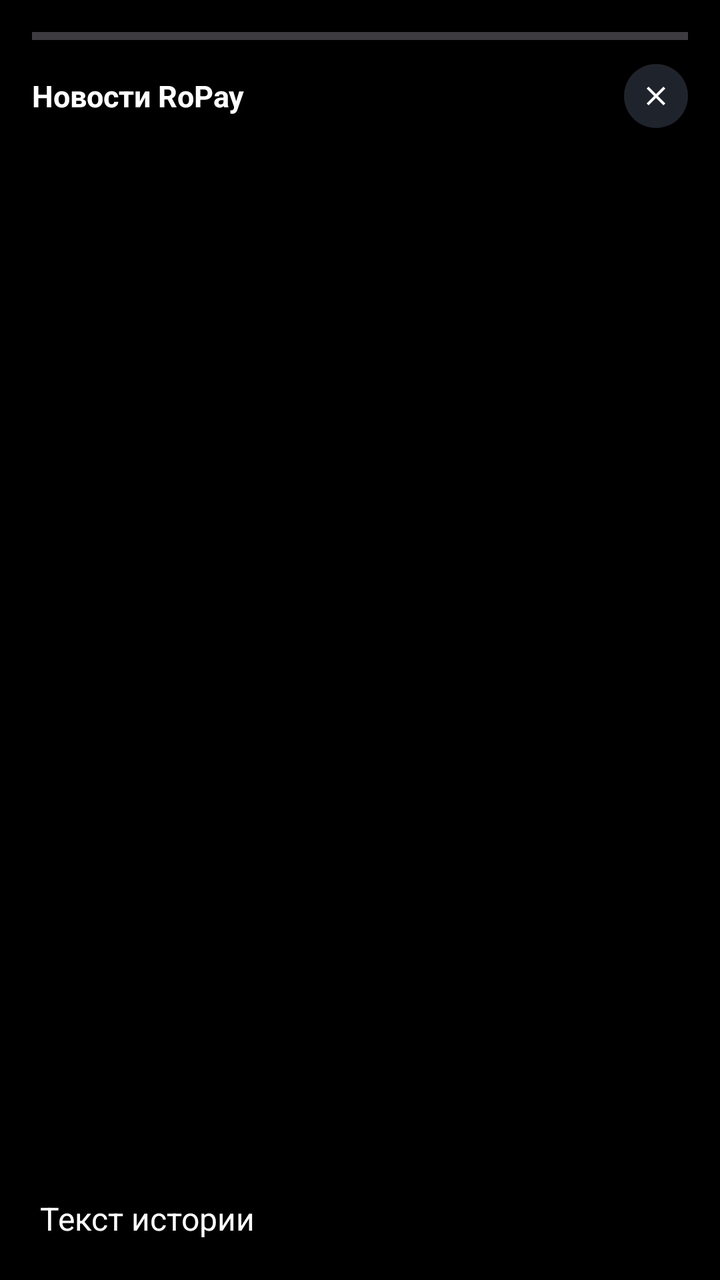
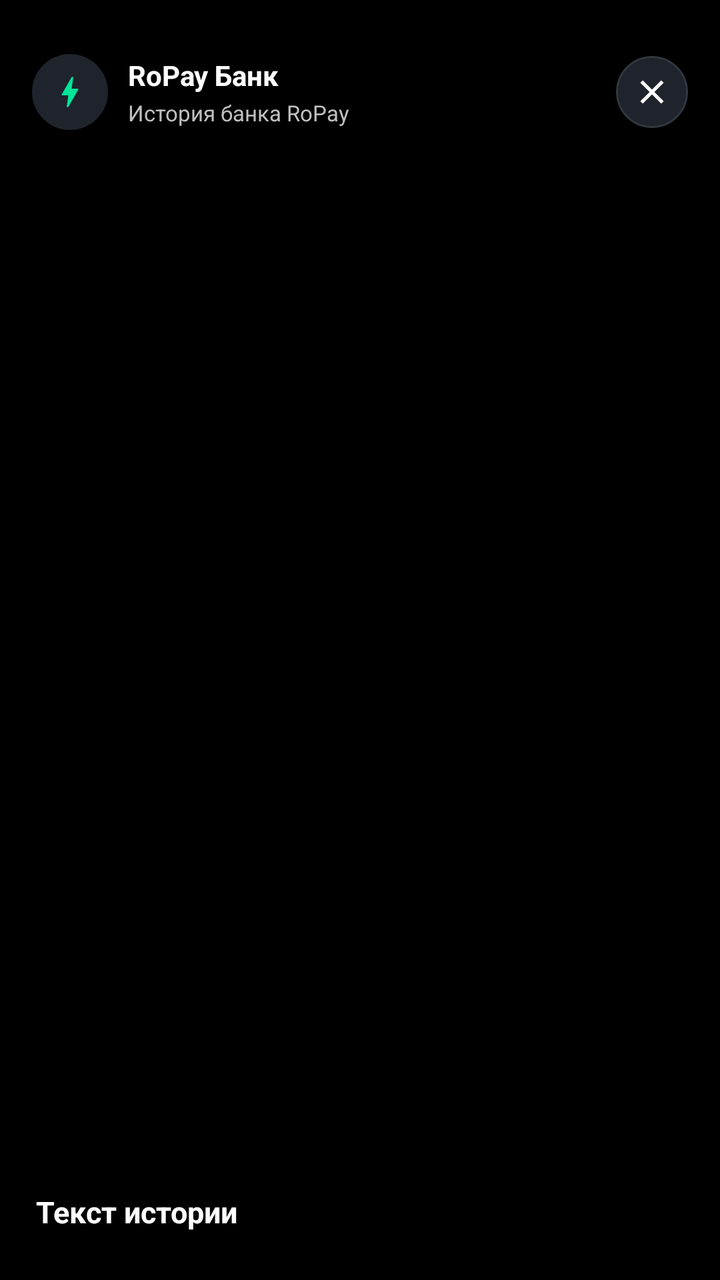

Two renders of the same Android screen: before a commit and after it. Below are the layout's source before the change and the commit's diff.
<!-- AndroidManifest.xml: application theme Theme.RoPay -->
<!-- res/layout/activity_story_viewer.xml -->
<?xml version="1.0" encoding="utf-8"?>
<FrameLayout xmlns:android="http://schemas.android.com/apk/res/android"
    xmlns:app="http://schemas.android.com/apk/res-auto"
    android:layout_width="match_parent"
    android:layout_height="match_parent"
    android:background="@color/black">

    <ImageView
        android:id="@+id/iv_story_full"
        android:layout_width="match_parent"
        android:layout_height="match_parent"
        android:scaleType="centerCrop"
        android:contentDescription="Story Image" />

    <View
        android:layout_width="match_parent"
        android:layout_height="180dp"
        android:layout_gravity="bottom"
        android:background="#AA000000" />

    
    <LinearLayout
        android:layout_width="match_parent"
        android:layout_height="wrap_content"
        android:orientation="vertical"
        android:padding="16dp">

        <ProgressBar
            android:id="@+id/pb_story_timer"
            style="?android:attr/progressBarStyleHorizontal"
            android:layout_width="match_parent"
            android:layout_height="4dp"
            android:progressTint="@color/mint" />

        <LinearLayout
            android:layout_width="match_parent"
            android:layout_height="wrap_content"
            android:layout_marginTop="12dp"
            android:gravity="center_vertical"
            android:orientation="horizontal">

            <TextView
                android:id="@+id/tv_story_viewer_title"
                android:layout_width="0dp"
                android:layout_height="wrap_content"
                android:layout_weight="1"
                android:text="Новости RoPay"
                android:textColor="@color/white"
                android:textSize="15sp"
                android:textStyle="bold" />

            <ImageView
                android:id="@+id/btn_story_close"
                android:layout_width="32dp"
                android:layout_height="32dp"
                android:background="@drawable/bg_circle_avatar"
                android:padding="8dp"
                android:src="@drawable/ic_close"
                app:tint="@color/white"
                android:contentDescription="Close" />
        </LinearLayout>
    </LinearLayout>

    
    <LinearLayout
        android:layout_width="match_parent"
        android:layout_height="wrap_content"
        android:layout_gravity="bottom"
        android:orientation="vertical"
        android:padding="20dp">

        <TextView
            android:id="@+id/tv_story_text"
            android:layout_width="match_parent"
            android:layout_height="wrap_content"
            android:text="Текст истории"
            android:textColor="@color/white"
            android:textSize="16sp" />
    </LinearLayout>

</FrameLayout>
<!-- resources referenced by this layout -->
<resources>
  <color name="black">#000000</color>
  <color name="mint">#00E599</color>
  <color name="white">#FFFFFF</color>
  <!-- drawable bg_circle_avatar (drawable) -->
  <?xml version="1.0" encoding="utf-8"?>
  <shape xmlns:android="http://schemas.android.com/apk/res/android"
      android:shape="oval">
      <solid android:color="@color/bg_card_secondary" />
  </shape>
  <!-- drawable ic_close (drawable) -->
  <vector xmlns:android="http://schemas.android.com/apk/res/android"
      android:width="24dp"
      android:height="24dp"
      android:viewportWidth="24"
      android:viewportHeight="24">
      <path
          android:fillColor="#FFFFFFFF"
          android:pathData="M19,6.41L17.59,5 12,10.59 6.41,5 5,6.41 10.59,12 5,17.59 6.41,19 12,13.41 17.59,19 19,17.59 13.41,12z"/>
  </vector>
  <style name="Theme.RoPay" parent="Theme.Material3.Dark.NoActionBar">
          <item name="colorPrimary">@color/mint</item>
          <item name="colorSecondary">@color/purple</item>
          <item name="android:statusBarColor">@color/bg_dark</item>
          <item name="android:navigationBarColor">@color/bg_dark</item>
          <item name="android:windowBackground">@color/bg_dark</item>
      </style>
  <color name="bg_card_secondary">#1F242C</color>
  <color name="purple">#8E44AD</color>
  <color name="bg_dark">#0D1117</color>
</resources>

<!-- the commit's change to res/layout/activity_story_viewer.xml (unified diff, before → after) -->
@@ -5,33 +5,70 @@
     android:layout_height="match_parent"
     android:background="@color/black">
 
-    <ImageView
-        android:id="@+id/iv_story_full"
+    
+    <FrameLayout
+        android:id="@+id/layout_media_container"
+        android:layout_width="match_parent"
+        android:layout_height="match_parent">
+
+        <ImageView
+            android:id="@+id/iv_story_photo"
+            android:layout_width="match_parent"
+            android:layout_height="match_parent"
+            android:scaleType="fitCenter"
+            android:contentDescription="Story Image" />
+
+        <VideoView
+            android:id="@+id/vv_story_video"
+            android:layout_width="match_parent"
+            android:layout_height="match_parent"
+            android:layout_gravity="center"
+            android:visibility="gone" />
+
+        <ProgressBar
+            android:id="@+id/pb_story_loading"
+            android:layout_width="40dp"
+            android:layout_height="40dp"
+            android:layout_gravity="center"
+            android:indeterminateTint="@color/mint" />
+    </FrameLayout>
+
+    
+    <LinearLayout
+        android:id="@+id/layout_touch_overlay"
         android:layout_width="match_parent"
         android:layout_height="match_parent"
-        android:scaleType="centerCrop"
-        android:contentDescription="Story Image" />
+        android:orientation="horizontal">
 
-    <View
-        android:layout_width="match_parent"
-        android:layout_height="180dp"
-        android:layout_gravity="bottom"
-        android:background="#AA000000" />
+        <View
+            android:id="@+id/touch_left_prev"
+            android:layout_width="0dp"
+            android:layout_height="match_parent"
+            android:layout_weight="1" />
+
+        <View
+            android:id="@+id/touch_right_next"
+            android:layout_width="0dp"
+            android:layout_height="match_parent"
+            android:layout_weight="2" />
+    </LinearLayout>
 
     
     <LinearLayout
         android:layout_width="match_parent"
         android:layout_height="wrap_content"
         android:orientation="vertical"
-        android:padding="16dp">
+        android:paddingHorizontal="16dp"
+        android:paddingTop="12dp">
 
-        <ProgressBar
-            android:id="@+id/pb_story_timer"
-            style="?android:attr/progressBarStyleHorizontal"
+        
+        <LinearLayout
+            android:id="@+id/layout_progress_bars"
             android:layout_width="match_parent"
-            android:layout_height="4dp"
-            android:progressTint="@color/mint" />
+            android:layout_height="3dp"
+            android:orientation="horizontal" />
 
+        
         <LinearLayout
             android:layout_width="match_parent"
             android:layout_height="wrap_content"
@@ -39,25 +76,66 @@
             android:gravity="center_vertical"
             android:orientation="horizontal">
 
-            <TextView
-                android:id="@+id/tv_story_viewer_title"
+            <FrameLayout
+                android:layout_width="38dp"
+                android:layout_height="38dp"
+                android:background="@drawable/bg_circle_avatar">
+
+                <ImageView
+                    android:layout_width="20dp"
+                    android:layout_height="20dp"
+                    android:layout_gravity="center"
+                    android:src="@drawable/ic_bolt"
+                    app:tint="@color/mint" />
+            </FrameLayout>
+
+            <LinearLayout
                 android:layout_width="0dp"
                 android:layout_height="wrap_content"
+                android:layout_marginStart="10dp"
                 android:layout_weight="1"
-                android:text="Новости RoPay"
-                android:textColor="@color/white"
-                android:textSize="15sp"
-                android:textStyle="bold" />
+                android:orientation="vertical">
 
+                <TextView
+                    android:id="@+id/tv_viewer_title"
+                    android:layout_width="wrap_content"
+                    android:layout_height="wrap_content"
+                    android:text="RoPay Банк"
+                    android:textColor="@color/white"
+                    android:textSize="14sp"
+                    android:textStyle="bold" />
+
+                <TextView
+                    android:layout_width="wrap_content"
+                    android:layout_height="wrap_content"
+                    android:layout_marginTop="2dp"
+                    android:text="История банка RoPay"
+                    android:textColor="#BFBFBF"
+                    android:textSize="11sp" />
+            </LinearLayout>
+
+            
+            <ImageView
+                android:id="@+id/btn_story_sound"
+                android:layout_width="36dp"
+                android:layout_height="36dp"
+                android:layout_marginEnd="8dp"
+                android:background="@drawable/bg_keypad_button"
+                android:padding="8dp"
+                android:src="@drawable/ic_bolt"
+                android:visibility="gone"
+                app:tint="@color/white" />
+
+            
             <ImageView
                 android:id="@+id/btn_story_close"
-                android:layout_width="32dp"
-                android:layout_height="32dp"
-                android:background="@drawable/bg_circle_avatar"
+                android:layout_width="36dp"
+                android:layout_height="36dp"
+                android:background="@drawable/bg_keypad_button"
+                android:contentDescription="Close"
                 android:padding="8dp"
                 android:src="@drawable/ic_close"
-                app:tint="@color/white"
-                android:contentDescription="Close" />
+                app:tint="@color/white" />
         </LinearLayout>
     </LinearLayout>
 
@@ -67,15 +145,22 @@
         android:layout_height="wrap_content"
         android:layout_gravity="bottom"
         android:orientation="vertical"
-        android:padding="20dp">
+        android:paddingHorizontal="18dp"
+        android:paddingBottom="24dp">
 
         <TextView
-            android:id="@+id/tv_story_text"
+            android:id="@+id/tv_viewer_caption"
             android:layout_width="match_parent"
             android:layout_height="wrap_content"
+            android:lineSpacingExtra="3dp"
+            android:shadowColor="#E6000000"
+            android:shadowDx="0"
+            android:shadowDy="2"
+            android:shadowRadius="8"
             android:text="Текст истории"
             android:textColor="@color/white"
-            android:textSize="16sp" />
+            android:textSize="15sp"
+            android:textStyle="bold" />
     </LinearLayout>
 
 </FrameLayout>
<!-- resource entries referenced after the edit -->
@@ -9,6 +9,27 @@
       android:shape="oval">
       <solid android:color="@color/bg_card_secondary" />
   </shape>
+  <!-- drawable bg_keypad_button (drawable) -->
+  <?xml version="1.0" encoding="utf-8"?>
+  <ripple xmlns:android="http://schemas.android.com/apk/res/android"
+      android:color="#3300E599">
+      <item>
+          <shape android:shape="oval">
+              <solid android:color="#1F242C" />
+              <stroke android:width="1dp" android:color="#30363D" />
+          </shape>
+      </item>
+  </ripple>
+  <!-- drawable ic_bolt (drawable) -->
+  <vector xmlns:android="http://schemas.android.com/apk/res/android"
+      android:width="24dp"
+      android:height="24dp"
+      android:viewportWidth="24"
+      android:viewportHeight="24">
+      <path
+          android:fillColor="#FFFFFFFF"
+          android:pathData="M11,21h-1l1,-7H7.5c-0.58,0 -0.57,-0.32 -0.38,-0.66 0.19,-0.34 0.05,-0.08 0.07,-0.12C8.48,10.94 10.42,7.54 13,3h1l-1,7h3.5c0.49,0 0.56,0.33 0.47,0.51l-0.07,0.15C12.96,17.55 11,21 11,21z"/>
+  </vector>
   <!-- drawable ic_close (drawable) -->
   <vector xmlns:android="http://schemas.android.com/apk/res/android"
       android:width="24dp"
